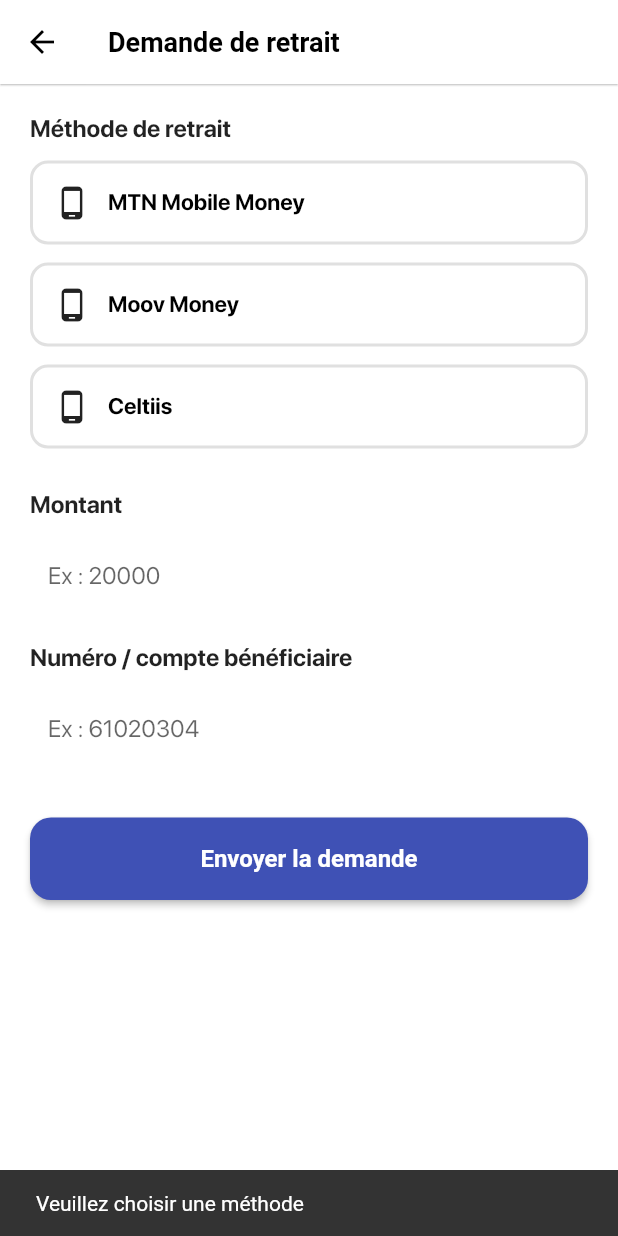
After one commit to ahonongobi/ObpPay, a Flutter app: the WithdrawRequestScreen screen opened directly, after a tap on "Envoyer la demande", on a phone screen of 412 x 824 dp. The commit adds this screen. Run offline on Flutter 3.47's test engine with Material 2 defaults, Android fonts, the phone set to English and light mode, and no system bars; our stand-ins replace confetti, flutter_local_notifications, flutter_secure_storage, image_gallery_saver, image_picker, local_auth and 5 more; missing offline and left inert: simple_barcode_scanner; accounts and stored records are empty; network calls fail; project files that could hold a hidden picture were left out.

Commit message:
withdrawall...

```diff
--- a/lib/screens/main_layout.dart
+++ b/lib/screens/main_layout.dart
@@ -9,6 +9,7 @@
 import 'package:obppay/screens/profile_screen.dart';
 import 'package:obppay/screens/transactions_screen.dart';
 import 'package:obppay/screens/transfer_screen.dart';
+import 'package:obppay/screens/withdrawal_screen.dart';
 import 'package:obppay/themes/app_colors.dart';
 import 'package:provider/provider.dart';
 import 'package:showcaseview/showcaseview.dart';
@@ -97,6 +98,7 @@
     LoanRequestScreen(),
     KycUploadScreen(),
     AllTransactionsScreen(),
+
    // ObpPayCardScreen(),
   ];
 
--- /dev/null
+++ b/lib/screens/withdrawal_screen.dart
@@ -0,0 +1,243 @@
+import 'package:flutter/material.dart';
+import 'package:provider/provider.dart';
+import 'package:obppay/providers/user_provider.dart';
+import 'package:obppay/services/withdraw_service.dart';
+import 'package:obppay/themes/app_colors.dart';
+
+class WithdrawRequestScreen extends StatefulWidget {
+  const WithdrawRequestScreen({super.key});
+
+  @override
+  State<WithdrawRequestScreen> createState() => _WithdrawRequestScreenState();
+}
+
+class _WithdrawRequestScreenState extends State<WithdrawRequestScreen> {
+  final amountController = TextEditingController();
+  final recipientController = TextEditingController();
+
+  String? selectedMethod;
+  bool loading = false;
+
+  final methods = [
+    {"label": "MTN Mobile Money", "value": "mtn", "icon": Icons.phone_android},
+    {"label": "Moov Money", "value": "moov", "icon": Icons.phone_android},
+
+    {"label": "Celtiis", "value": "Celtiis", "icon": Icons.phone_android},
+    //{"label": "Virement bancaire", "value": "bank", "icon": Icons.account_balance},
+  ];
+
+  Future<void> submitWithdraw() async {
+    if (selectedMethod == null) {
+      ScaffoldMessenger.of(context).showSnackBar(
+        const SnackBar(content: Text("Veuillez choisir une méthode")),
+      );
+      return;
+    }
+
+    if (amountController.text.trim().isEmpty ||
+        double.tryParse(amountController.text) == null) {
+      ScaffoldMessenger.of(context).showSnackBar(
+        const SnackBar(content: Text("Montant invalide")),
+      );
+      return;
+    }
+
+    if (recipientController.text.trim().isEmpty) {
+      ScaffoldMessenger.of(context).showSnackBar(
+        const SnackBar(content: Text("Veuillez entrer le numéro / compte")),
+      );
+      return;
+    }
+
+    final confirmed = await showDialog<bool>(
+      context: context,
+      builder: (_) => AlertDialog(
+        title: const Text("Confirmer le retrait"),
+        content: Text(
+          "Voulez-vous envoyer une demande de retrait de "
+              "${amountController.text} XOF via ${selectedMethod!} ?",
+        ),
+        actions: [
+          TextButton(
+            child: const Text("Annuler"),
+            onPressed: () => Navigator.pop(context, false),
+          ),
+          ElevatedButton(
+            onPressed: () => Navigator.pop(context, true),
+            child: const Text("Oui"),
+          ),
+        ],
+      ),
+    );
+
+    if (confirmed != true) return;
+
+    setState(() => loading = true);
+
+    final token = context.read<UserProvider>().token;
+
+    final result = await WithdrawService.requestWithdraw(
+      token: token!,
+      amount: double.parse(amountController.text),
+      method: selectedMethod!,
+      recipient: recipientController.text.trim(),
+    );
+
+    setState(() => loading = false);
+
+    ScaffoldMessenger.of(context).showSnackBar(
+      SnackBar(content: Text(result["message"] ?? "Erreur")),
+    );
+
+    if (result["success"] == true) {
+      Navigator.pop(context);
+    }
+  }
+
+  @override
+  Widget build(BuildContext context) {
+    final theme = Theme.of(context);
+
+    return Scaffold(
+      backgroundColor: theme.scaffoldBackgroundColor,
+      appBar: AppBar(
+        title: const Text("Demande de retrait"),
+        backgroundColor: theme.scaffoldBackgroundColor,
+        foregroundColor: theme.colorScheme.onBackground,
+      ),
+
+      body: SafeArea(
+        child: SingleChildScrollView(
+          padding: const EdgeInsets.all(20),
+          child: Column(
+            crossAxisAlignment: CrossAxisAlignment.start,
+            children: [
+
+              // ---- METHODES DE RETRAIT ----
+              const Text(
+                "Méthode de retrait",
+                style: TextStyle(fontSize: 16, fontWeight: FontWeight.w700),
+              ),
+              const SizedBox(height: 12),
+
+              // LISTE DES MÉTHODES
+              ...methods.map((m) {
+                final value = m["value"] as String;
+                final label = m["label"] as String;
+                final icon = m["icon"] as IconData;
+
+                final isSelected = selectedMethod == value;
+
+                return GestureDetector(
+                  onTap: () => setState(() => selectedMethod = value),
+                  child: Container(
+                    margin: const EdgeInsets.only(bottom: 12),
+                    padding: const EdgeInsets.all(14),
+                    decoration: BoxDecoration(
+                      color: theme.colorScheme.surface,
+                      borderRadius: BorderRadius.circular(12),
+                      border: Border.all(
+                        color: isSelected
+                            ? AppColors.primaryIndigo
+                            : theme.dividerColor,
+                        width: 2,
+                      ),
+                    ),
+                    child: Row(
+                      children: [
+                        Icon(
+                          icon,
+                          color: isSelected
+                              ? AppColors.primaryIndigo
+                              : theme.iconTheme.color,
+                        ),
+                        const SizedBox(width: 12),
+                        Text(
+                          label,
+                          style: TextStyle(
+                            fontSize: 15,
+                            fontWeight: FontWeight.w600,
+                            color: theme.colorScheme.onBackground,
+                          ),
+                        ),
+                      ],
+                    ),
+                  ),
+                );
+              }),
+
+              const SizedBox(height: 16),
+
+              // ---- MONTANT ----
+              const Text(
+                "Montant",
+                style: TextStyle(fontSize: 16, fontWeight: FontWeight.w700),
+              ),
+              const SizedBox(height: 8),
+
+              TextField(
+                controller: amountController,
+                keyboardType: TextInputType.number,
+                decoration: InputDecoration(
+                  hintText: "Ex : 20000",
+                  filled: true,
+                  fillColor: theme.colorScheme.surface,
+                  border: OutlineInputBorder(
+                    borderRadius: BorderRadius.circular(12),
+                    borderSide: BorderSide.none,
+                  ),
+                ),
+              ),
+
+              const SizedBox(height: 16),
+
+              // ---- NUMÉRO BÉNÉFICIAIRE ----
+              const Text(
+                "Numéro / compte bénéficiaire",
+                style: TextStyle(fontSize: 16, fontWeight: FontWeight.w700),
+              ),
+              const SizedBox(height: 8),
+
+              TextField(
+                controller: recipientController,
+                decoration: InputDecoration(
+                  hintText: "Ex : 61020304",
+                  filled: true,
+                  fillColor: theme.colorScheme.surface,
+                  border: OutlineInputBorder(
+                    borderRadius: BorderRadius.circular(12),
+                    borderSide: BorderSide.none,
+                  ),
+                ),
+              ),
+
+              const SizedBox(height: 30),
+
+              // ---- BUTTON ----
+              SizedBox(
+                width: double.infinity,
+                height: 55,
+                child: ElevatedButton(
+                  onPressed: loading ? null : submitWithdraw,
+                  style: ElevatedButton.styleFrom(
+                    backgroundColor: AppColors.primaryIndigo,
+                    shape: RoundedRectangleBorder(
+                      borderRadius: BorderRadius.circular(14),
+                    ),
+                  ),
+                  child: loading
+                      ? const CircularProgressIndicator(color: Colors.white)
+                      : const Text(
+                    "Envoyer la demande",
+                    style: TextStyle(fontSize: 16),
+                  ),
+                ),
+              ),
+            ],
+          ),
+        ),
+      ),
+    );
+
+  }
+}
```
Also changed, not shown: lib/screens/ObpPayCard_screen.dart (+20 -7 lines), lib/screens/dashboard_screen.dart (+8 -1 lines), lib/services/withdraw_service.dart (added, +44 -0 lines).
